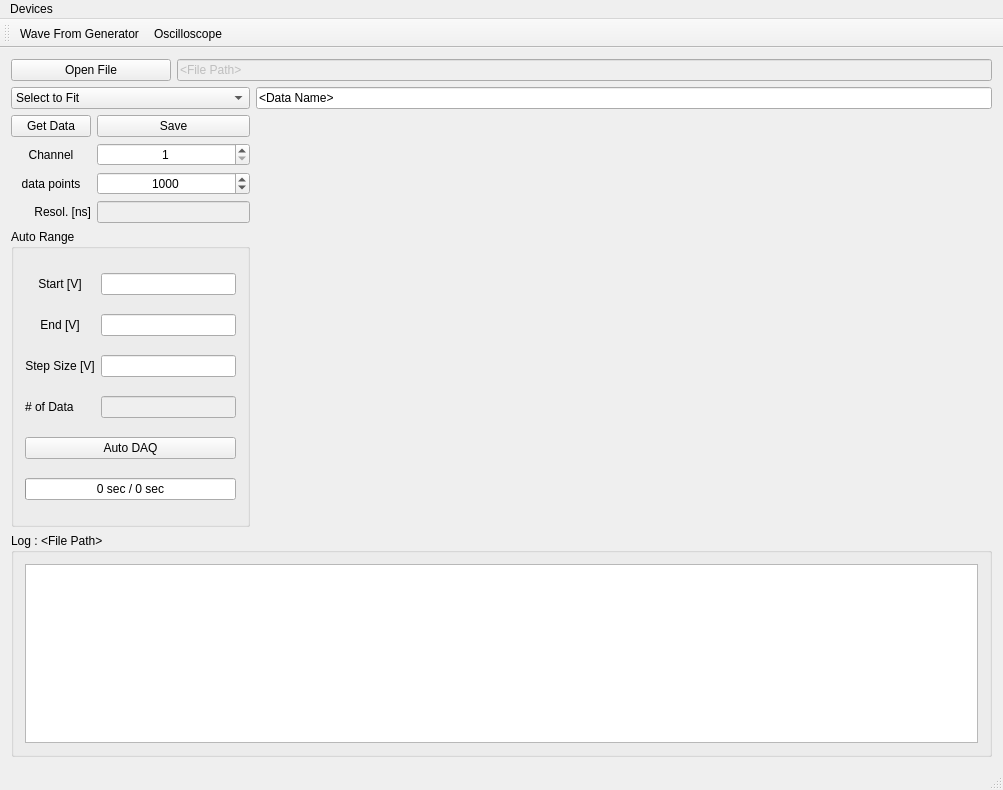
TripletESR/DAQ_GUI, file mainwindow.ui: the form before one commit.
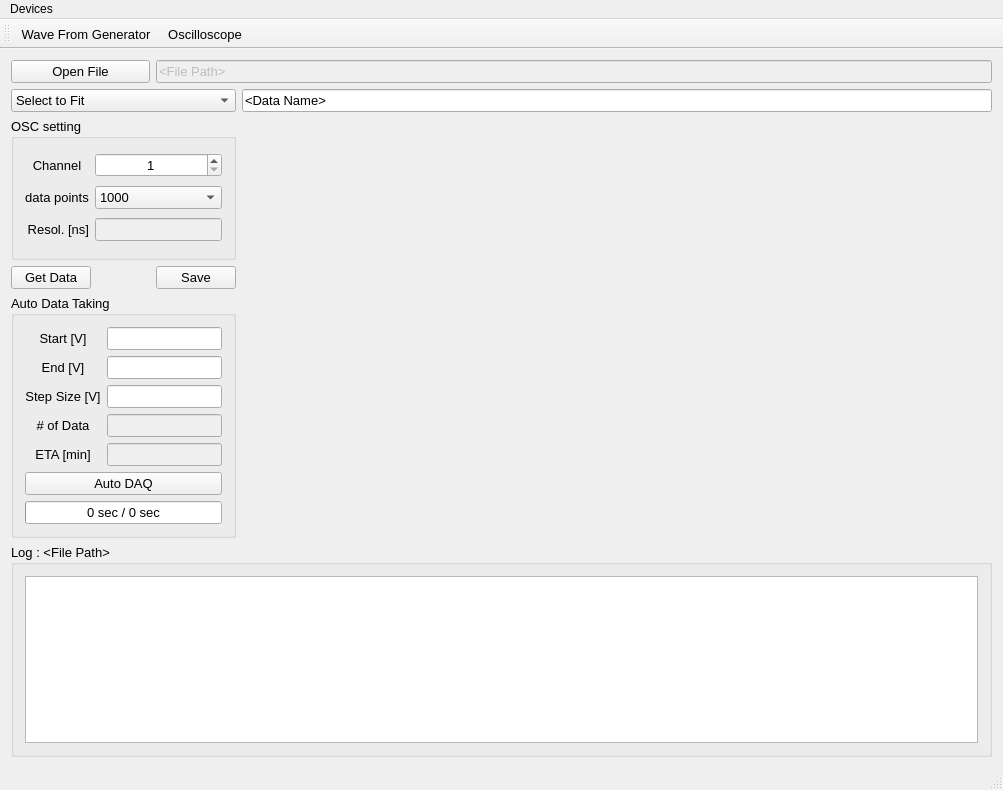
The form after the commit. Custom widgets are drawn as their Qt base class.

Commit message: various improvements; all waitting are responsive, fixed size of date points, number sample counter, etc.

```diff
--- a/mainwindow.ui
+++ b/mainwindow.ui
@@ -18,162 +18,298 @@
   </property>
   <widget class="QWidget" name="centralWidget">
    <layout class="QGridLayout" name="gridLayout_3">
+    <item row="3" column="0">
+     <widget class="QPushButton" name="pushButton_GetSingle">
+      <property name="font">
+       <font>
+        <pointsize>10</pointsize>
+       </font>
+      </property>
+      <property name="text">
+       <string>Get Data</string>
+      </property>
+     </widget>
+    </item>
+    <item row="1" column="0" colspan="3">
+     <widget class="QComboBox" name="comboBox">
+      <property name="font">
+       <font>
+        <pointsize>10</pointsize>
+       </font>
+      </property>
+      <property name="currentIndex">
+       <number>0</number>
+      </property>
+      <item>
+       <property name="text">
+        <string>Select to Fit</string>
+       </property>
+      </item>
+      <item>
+       <property name="text">
+        <string>a * Exp-(t/Ta)</string>
+       </property>
+      </item>
+      <item>
+       <property name="text">
+        <string>a * Exp(-t/Ta) + c</string>
+       </property>
+      </item>
+      <item>
+       <property name="text">
+        <string>a * Exp(-t/Ta) + b * Exp(-t/Tb)</string>
+       </property>
+      </item>
+      <item>
+       <property name="text">
+        <string>a * Exp(-t/Ta) + b * Exp(-t/Tb) + c</string>
+       </property>
+      </item>
+     </widget>
+    </item>
+    <item row="0" column="2" colspan="3">
+     <widget class="QLineEdit" name="lineEdit_FileName">
+      <property name="enabled">
+       <bool>false</bool>
+      </property>
+      <property name="font">
+       <font>
+        <pointsize>10</pointsize>
+       </font>
+      </property>
+      <property name="inputMask">
+       <string/>
+      </property>
+      <property name="text">
+       <string>&lt;File Path&gt;</string>
+      </property>
+     </widget>
+    </item>
     <item row="0" column="0" colspan="2">
      <widget class="QPushButton" name="pushButton_openFile">
+      <property name="font">
+       <font>
+        <pointsize>10</pointsize>
+       </font>
+      </property>
       <property name="text">
        <string>Open File</string>
       </property>
      </widget>
     </item>
-    <item row="0" column="2" colspan="2">
-     <widget class="QLineEdit" name="lineEdit_FileName">
-      <property name="enabled">
-       <bool>false</bool>
-      </property>
-      <property name="inputMask">
-       <string/>
-      </property>
-      <property name="text">
-       <string>&lt;File Path&gt;</string>
-      </property>
-     </widget>
-    </item>
-    <item row="2" column="0">
-     <widget class="QPushButton" name="pushButton_GetSingle">
-      <property name="text">
-       <string>Get Data</string>
-      </property>
-     </widget>
-    </item>
-    <item row="2" column="1" colspan="2">
+    <item row="3" column="2">
      <widget class="QPushButton" name="pushButton_Save">
+      <property name="font">
+       <font>
+        <pointsize>10</pointsize>
+       </font>
+      </property>
       <property name="text">
        <string>Save</string>
       </property>
      </widget>
     </item>
-    <item row="2" column="3" rowspan="5">
-     <widget class="QCustomPlot" name="customPlot" native="true">
-      <property name="sizePolicy">
-       <sizepolicy hsizetype="Preferred" vsizetype="Preferred">
-        <horstretch>10</horstretch>
-        <verstretch>8</verstretch>
-       </sizepolicy>
-      </property>
-     </widget>
-    </item>
-    <item row="3" column="0">
-     <widget class="QLabel" name="label">
-      <property name="text">
-       <string>Channel</string>
-      </property>
-      <property name="alignment">
-       <set>Qt::AlignCenter</set>
-      </property>
-     </widget>
-    </item>
-    <item row="3" column="1" colspan="2">
-     <widget class="QSpinBox" name="spinBox_ch">
-      <property name="alignment">
-       <set>Qt::AlignCenter</set>
-      </property>
-      <property name="minimum">
-       <number>1</number>
-      </property>
-      <property name="maximum">
-       <number>4</number>
-      </property>
-      <property name="singleStep">
-       <number>1</number>
-      </property>
-      <property name="value">
-       <number>1</number>
-      </property>
-     </widget>
-    </item>
-    <item row="4" column="0">
-     <widget class="QLabel" name="label_2">
-      <property name="text">
-       <string>data points</string>
-      </property>
-      <property name="alignment">
-       <set>Qt::AlignCenter</set>
-      </property>
-     </widget>
-    </item>
-    <item row="4" column="1" colspan="2">
-     <widget class="QSpinBox" name="spinBox_count">
-      <property name="alignment">
-       <set>Qt::AlignCenter</set>
-      </property>
-      <property name="minimum">
-       <number>100</number>
-      </property>
-      <property name="maximum">
-       <number>2000</number>
-      </property>
-      <property name="singleStep">
-       <number>1</number>
-      </property>
-      <property name="value">
-       <number>1000</number>
-      </property>
-     </widget>
-    </item>
-    <item row="5" column="0">
-     <widget class="QLabel" name="label_6">
-      <property name="text">
-       <string>Resol. [ns]</string>
-      </property>
-      <property name="alignment">
-       <set>Qt::AlignRight|Qt::AlignTrailing|Qt::AlignVCenter</set>
-      </property>
-     </widget>
-    </item>
-    <item row="5" column="1" colspan="2">
-     <widget class="QLineEdit" name="lineEdit_Resol">
+    <item row="2" column="0" colspan="3">
+     <widget class="QGroupBox" name="groupBox_2">
       <property name="enabled">
+       <bool>true</bool>
+      </property>
+      <property name="sizePolicy">
+       <sizepolicy hsizetype="Preferred" vsizetype="Preferred">
+        <horstretch>1</horstretch>
+        <verstretch>3</verstretch>
+       </sizepolicy>
+      </property>
+      <property name="font">
+       <font>
+        <pointsize>10</pointsize>
+        <underline>false</underline>
+       </font>
+      </property>
+      <property name="title">
+       <string>OSC setting</string>
+      </property>
+      <property name="flat">
        <bool>false</bool>
       </property>
+      <layout class="QGridLayout" name="gridLayout_4">
+       <item row="3" column="0">
+        <widget class="QLabel" name="label_2">
+         <property name="text">
+          <string>data points</string>
+         </property>
+         <property name="alignment">
+          <set>Qt::AlignCenter</set>
+         </property>
+        </widget>
+       </item>
+       <item row="3" column="2">
+        <widget class="QComboBox" name="comboBox_points">
+         <property name="layoutDirection">
+          <enum>Qt::LeftToRight</enum>
+         </property>
+         <property name="currentIndex">
+          <number>3</number>
+         </property>
+         <item>
+          <property name="text">
+           <string>100</string>
+          </property>
+         </item>
+         <item>
+          <property name="text">
+           <string>250</string>
+          </property>
+         </item>
+         <item>
+          <property name="text">
+           <string>500</string>
+          </property>
+         </item>
+         <item>
+          <property name="text">
+           <string>1000</string>
+          </property>
+         </item>
+         <item>
+          <property name="text">
+           <string>2000</string>
+          </property>
+         </item>
+         <item>
+          <property name="text">
+           <string>4000</string>
+          </property>
+         </item>
+         <item>
+          <property name="text">
+           <string>8000</string>
+          </property>
+         </item>
+         <item>
+          <property name="text">
+           <string>16000</string>
+          </property>
+         </item>
+         <item>
+          <property name="text">
+           <string>32000</string>
+          </property>
+         </item>
+         <item>
+          <property name="text">
+           <string>64000</string>
+          </property>
+         </item>
+        </widget>
+       </item>
+       <item row="2" column="0">
+        <widget class="QLabel" name="label">
+         <property name="text">
+          <string>Channel</string>
+         </property>
+         <property name="alignment">
+          <set>Qt::AlignCenter</set>
+         </property>
+        </widget>
+       </item>
+       <item row="2" column="2">
+        <widget class="QSpinBox" name="spinBox_ch">
+         <property name="alignment">
+          <set>Qt::AlignCenter</set>
+         </property>
+         <property name="minimum">
+          <number>1</number>
+         </property>
+         <property name="maximum">
+          <number>4</number>
+         </property>
+         <property name="singleStep">
+          <number>1</number>
+         </property>
+         <property name="value">
+          <number>1</number>
+         </property>
+        </widget>
+       </item>
+       <item row="4" column="0">
+        <widget class="QLabel" name="label_6">
+         <property name="text">
+          <string>Resol. [ns]</string>
+         </property>
+         <property name="alignment">
+          <set>Qt::AlignRight|Qt::AlignTrailing|Qt::AlignVCenter</set>
+         </property>
+        </widget>
+       </item>
+       <item row="4" column="2">
+        <widget class="QLineEdit" name="lineEdit_Resol">
+         <property name="enabled">
+          <bool>false</bool>
+         </property>
+        </widget>
+       </item>
+      </layout>
      </widget>
     </item>
-    <item row="6" column="0" colspan="3">
+    <item row="6" column="0" rowspan="2" colspan="5">
+     <widget class="QGroupBox" name="groupBox_log">
+      <property name="sizePolicy">
+       <sizepolicy hsizetype="Preferred" vsizetype="Preferred">
+        <horstretch>1</horstretch>
+        <verstretch>6</verstretch>
+       </sizepolicy>
+      </property>
+      <property name="font">
+       <font>
+        <pointsize>10</pointsize>
+       </font>
+      </property>
+      <property name="title">
+       <string>Log : &lt;File Path&gt;</string>
+      </property>
+      <layout class="QGridLayout" name="gridLayout">
+       <item row="0" column="0">
+        <widget class="QPlainTextEdit" name="plainTextEdit">
+         <property name="font">
+          <font>
+           <family>Courier New</family>
+           <pointsize>10</pointsize>
+          </font>
+         </property>
+         <property name="lineWrapMode">
+          <enum>QPlainTextEdit::NoWrap</enum>
+         </property>
+        </widget>
+       </item>
+      </layout>
+     </widget>
+    </item>
+    <item row="4" column="0" colspan="3">
      <widget class="QGroupBox" name="groupBox">
       <property name="sizePolicy">
        <sizepolicy hsizetype="Preferred" vsizetype="Preferred">
         <horstretch>1</horstretch>
-        <verstretch>0</verstretch>
+        <verstretch>6</verstretch>
        </sizepolicy>
       </property>
+      <property name="font">
+       <font>
+        <pointsize>10</pointsize>
+       </font>
+      </property>
       <property name="title">
-       <string>Auto Range</string>
+       <string>Auto Data Taking</string>
       </property>
       <layout class="QGridLayout" name="gridLayout_2">
-       <item row="0" column="0">
-        <widget class="QLabel" name="label_3">
-         <property name="text">
-          <string>Start [V]</string>
-         </property>
-         <property name="alignment">
-          <set>Qt::AlignCenter</set>
-         </property>
-        </widget>
-       </item>
-       <item row="1" column="0">
-        <widget class="QLabel" name="label_4">
-         <property name="text">
-          <string>End [V]</string>
-         </property>
-         <property name="alignment">
-          <set>Qt::AlignCenter</set>
-         </property>
-        </widget>
-       </item>
        <item row="3" column="0">
         <widget class="QLabel" name="label_7">
          <property name="text">
           <string># of Data</string>
          </property>
+         <property name="alignment">
+          <set>Qt::AlignCenter</set>
+         </property>
         </widget>
        </item>
        <item row="3" column="1">
@@ -183,8 +319,15 @@
          </property>
         </widget>
        </item>
-       <item row="0" column="1">
-        <widget class="QLineEdit" name="lineEdit_start"/>
+       <item row="1" column="0">
+        <widget class="QLabel" name="label_4">
+         <property name="text">
+          <string>End [V]</string>
+         </property>
+         <property name="alignment">
+          <set>Qt::AlignCenter</set>
+         </property>
+        </widget>
        </item>
        <item row="2" column="0">
         <widget class="QLabel" name="label_5">
@@ -196,10 +339,36 @@
          </property>
         </widget>
        </item>
+       <item row="0" column="1">
+        <widget class="QLineEdit" name="lineEdit_start"/>
+       </item>
+       <item row="0" column="0">
+        <widget class="QLabel" name="label_3">
+         <property name="text">
+          <string>Start [V]</string>
+         </property>
+         <property name="alignment">
+          <set>Qt::AlignCenter</set>
+         </property>
+        </widget>
+       </item>
+       <item row="6" column="0" colspan="2">
+        <widget class="QProgressBar" name="progressBar">
+         <property name="value">
+          <number>0</number>
+         </property>
+         <property name="alignment">
+          <set>Qt::AlignCenter</set>
+         </property>
+         <property name="format">
+          <string>%v sec / 0 sec</string>
+         </property>
+        </widget>
+       </item>
        <item row="2" column="1">
         <widget class="QLineEdit" name="lineEdit_step"/>
        </item>
-       <item row="4" column="0" colspan="2">
+       <item row="5" column="0" colspan="2">
         <widget class="QPushButton" name="pushButton_Auto">
          <property name="text">
           <string>Auto DAQ</string>
@@ -209,55 +378,36 @@
        <item row="1" column="1">
         <widget class="QLineEdit" name="lineEdit_end"/>
        </item>
-       <item row="5" column="0" colspan="2">
-        <widget class="QProgressBar" name="progressBar">
-         <property name="value">
-          <number>0</number>
+       <item row="4" column="1">
+        <widget class="QLineEdit" name="lineEdit_EstTime">
+         <property name="enabled">
+          <bool>false</bool>
+         </property>
+        </widget>
+       </item>
+       <item row="4" column="0">
+        <widget class="QLabel" name="label_8">
+         <property name="text">
+          <string>ETA [min]</string>
          </property>
          <property name="alignment">
           <set>Qt::AlignCenter</set>
          </property>
-         <property name="format">
-          <string>%v sec / 0 sec</string>
-         </property>
         </widget>
        </item>
       </layout>
      </widget>
     </item>
-    <item row="7" column="0" colspan="4">
-     <widget class="QGroupBox" name="groupBox_log">
-      <property name="sizePolicy">
-       <sizepolicy hsizetype="Preferred" vsizetype="Preferred">
-        <horstretch>1</horstretch>
-        <verstretch>6</verstretch>
-       </sizepolicy>
-      </property>
-      <property name="title">
-       <string>Log : &lt;File Path&gt;</string>
-      </property>
-      <layout class="QGridLayout" name="gridLayout">
-       <item row="0" column="0">
-        <widget class="QPlainTextEdit" name="plainTextEdit">
-         <property name="font">
-          <font>
-           <family>Courier New</family>
-           <pointsize>10</pointsize>
-          </font>
-         </property>
-         <property name="lineWrapMode">
-          <enum>QPlainTextEdit::NoWrap</enum>
-         </property>
-        </widget>
-       </item>
-      </layout>
-     </widget>
-    </item>
-    <item row="1" column="3">
+    <item row="1" column="3" colspan="2">
      <widget class="QLineEdit" name="lineEdit_DataName">
       <property name="enabled">
        <bool>true</bool>
       </property>
+      <property name="font">
+       <font>
+        <pointsize>10</pointsize>
+       </font>
+      </property>
       <property name="inputMask">
        <string/>
       </property>
@@ -266,36 +416,14 @@
       </property>
      </widget>
     </item>
-    <item row="1" column="0" colspan="3">
-     <widget class="QComboBox" name="comboBox">
-      <property name="currentIndex">
-       <number>0</number>
+    <item row="2" column="3" rowspan="3" colspan="2">
+     <widget class="QCustomPlot" name="customPlot" native="true">
+      <property name="sizePolicy">
+       <sizepolicy hsizetype="Preferred" vsizetype="Preferred">
+        <horstretch>10</horstretch>
+        <verstretch>8</verstretch>
+       </sizepolicy>
       </property>
-      <item>
-       <property name="text">
-        <string>Select to Fit</string>
-       </property>
-      </item>
-      <item>
-       <property name="text">
-        <string>a * Exp-(t/Ta)</string>
-       </property>
-      </item>
-      <item>
-       <property name="text">
-        <string>a * Exp(-t/Ta) + c</string>
-       </property>
-      </item>
-      <item>
-       <property name="text">
-        <string>a * Exp(-t/Ta) + b * Exp(-t/Tb)</string>
-       </property>
-      </item>
-      <item>
-       <property name="text">
-        <string>a * Exp(-t/Ta) + b * Exp(-t/Tb) + c</string>
-       </property>
-      </item>
      </widget>
     </item>
    </layout>
@@ -310,6 +438,11 @@
     </rect>
    </property>
    <widget class="QMenu" name="menuDevice">
+    <property name="font">
+     <font>
+      <pointsize>10</pointsize>
+     </font>
+    </property>
     <property name="title">
      <string>Devices</string>
     </property>
@@ -317,6 +450,11 @@
    <addaction name="menuDevice"/>
   </widget>
   <widget class="QToolBar" name="mainToolBar">
+   <property name="font">
+    <font>
+     <pointsize>10</pointsize>
+    </font>
+   </property>
    <attribute name="toolBarArea">
     <enum>TopToolBarArea</enum>
    </attribute>
```
Left out of the diff: 3 changed lines with no effect on the pictures. The commit also changes 8 other files.
